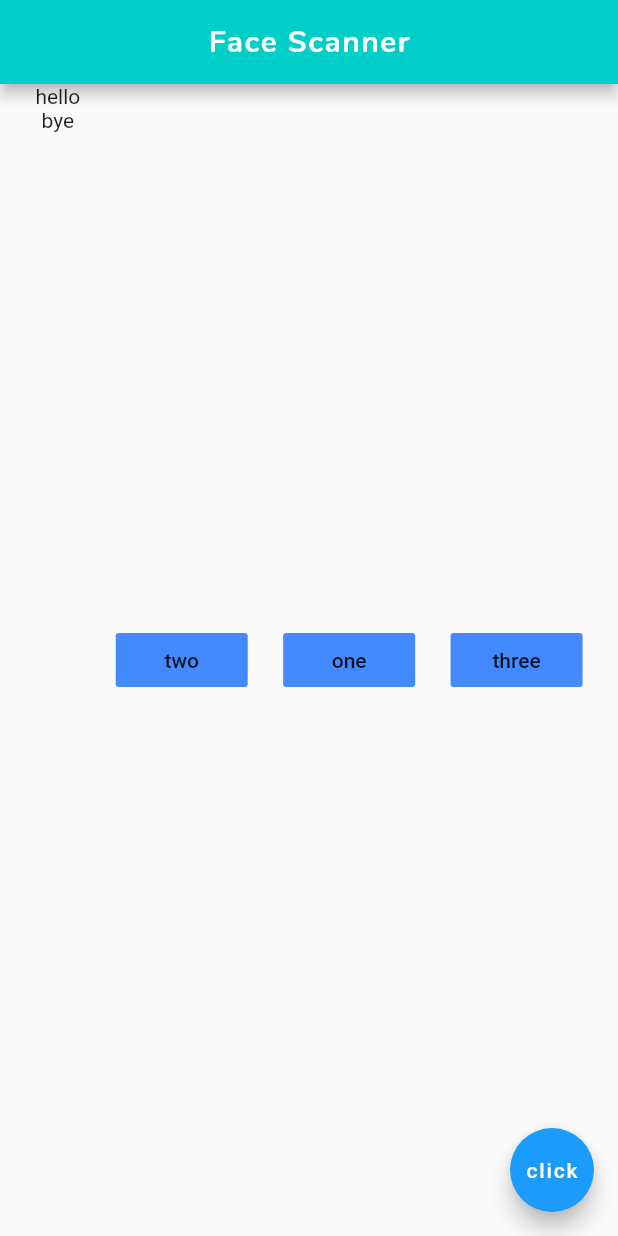
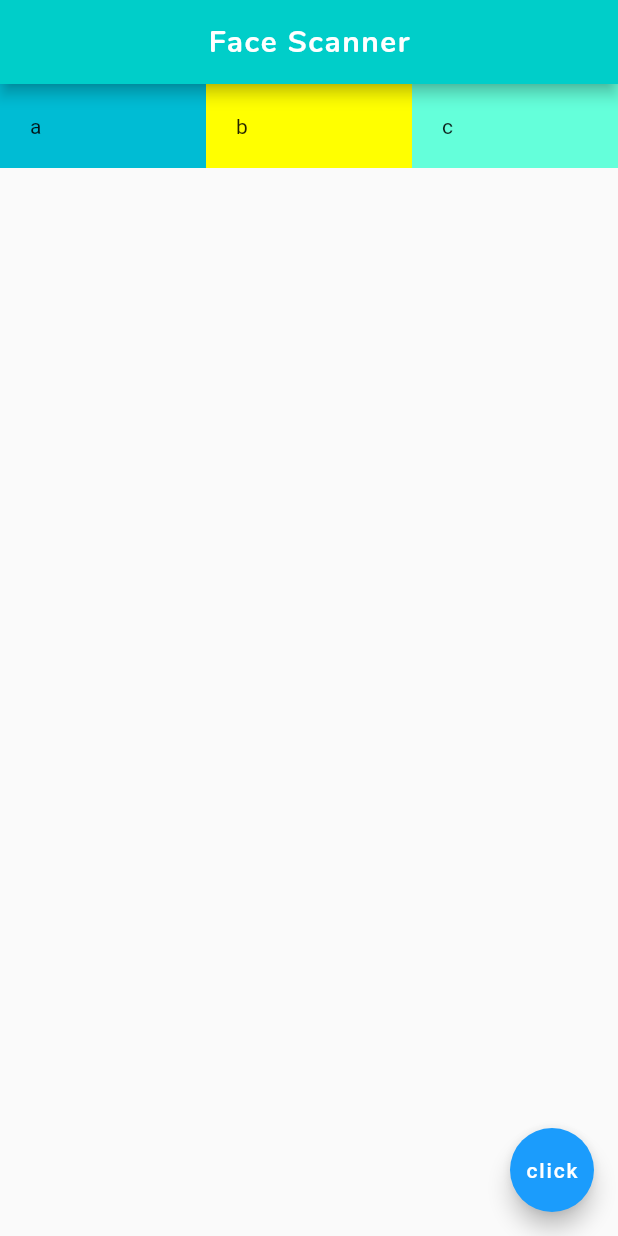
Before and after one commit to sachinthadilshandisanayaka/testing, a Flutter app: the screen it shows after launch, on a phone screen of 412 x 824 dp. Run offline on Flutter 3.47's test engine with Material 2 defaults, Android fonts, the phone set to English and light mode, and no system bars.

Commit message:
add expanded widget

```diff
--- a/lib/main.dart
+++ b/lib/main.dart
@@ -26,36 +26,26 @@ class Home extends StatelessWidget {
         mainAxisAlignment: MainAxisAlignment.spaceEvenly, // ->
         crossAxisAlignment: CrossAxisAlignment.center, // |
         children: <Widget>[
-          Center(
-            child: Column(
-              mainAxisAlignment: MainAxisAlignment.start,
-              children: <Widget>[
-                Container(
-                  child: Text('hello'),
-                ),
-                Container(
-                  child: Text('bye'),
-                ),
-              ],
+          Expanded(
+            child: Container(
+              color: Colors.cyan,
+              padding: EdgeInsets.all(20.0),
+              child: Text('a'),
             ),
           ),
-          FlatButton(
-            // cant use FloatingButton, no access to 'child'
-            onPressed: () {},
-            color: Colors.blueAccent,
-            child: Text('two'),
+          Expanded(
+            child: Container(
+              color: Colors.yellowAccent,
+              padding: EdgeInsets.all(20.0),
+              child: Text('b'),
+            ),
           ),
-          FlatButton(
-            // cant use FloatingButton, no access to 'child'
-            onPressed: () {},
-            color: Colors.blueAccent,
-            child: Text('one'),
-          ),
-          FlatButton(
-            // cant use FloatingButton, no access to 'child'
-            onPressed: () {},
-            color: Colors.blueAccent,
-            child: Text('three'),
+          Expanded(
+            child: Container(
+              color: Colors.tealAccent,
+              padding: EdgeInsets.all(20.0),
+              child: Text('c'),
+            ),
           ),
         ],
       ),
```
Also changed, not shown: 5 other files.
